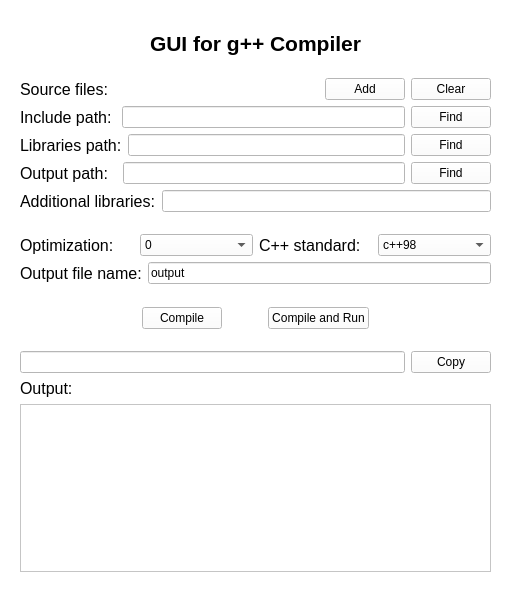
Old version of the form mainwindow.ui in the repository CosmoSt4r/gui-gpp.
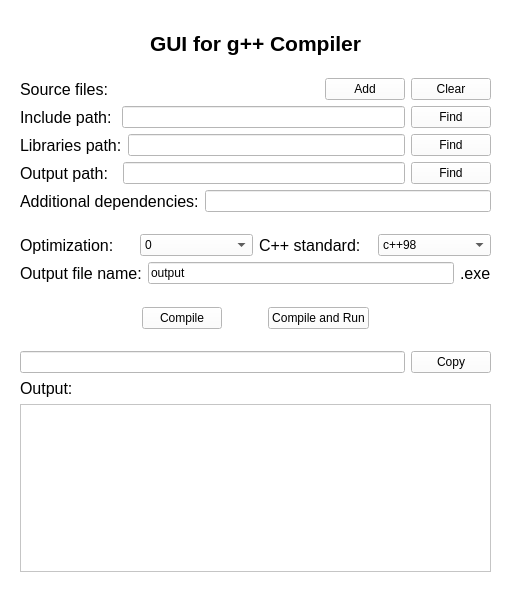
New version of the form.

```diff
--- a/mainwindow.ui
+++ b/mainwindow.ui
@@ -663,7 +663,7 @@
           </font>
          </property>
          <property name="text">
-          <string>Additional libraries:</string>
+          <string>Additional dependencies:</string>
          </property>
         </widget>
        </item>
@@ -813,6 +813,18 @@
          </property>
         </widget>
        </item>
+       <item>
+        <widget class="QLabel" name="outputNameLabel_2">
+         <property name="font">
+          <font>
+           <pointsize>12</pointsize>
+          </font>
+         </property>
+         <property name="text">
+          <string>.exe</string>
+         </property>
+        </widget>
+       </item>
       </layout>
      </item>
      <item>
```
